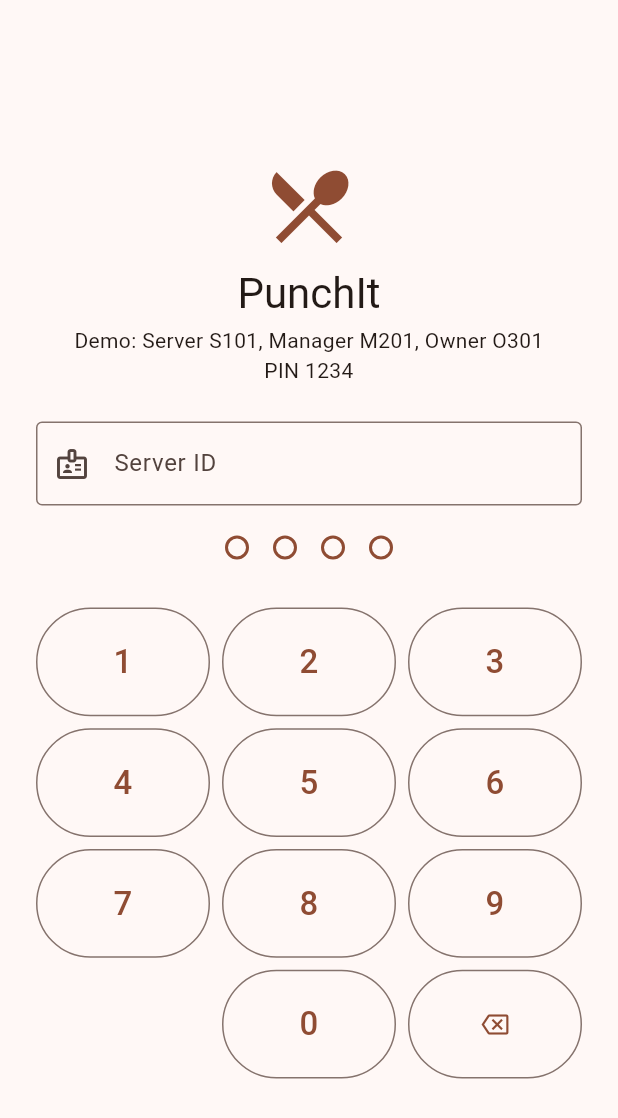
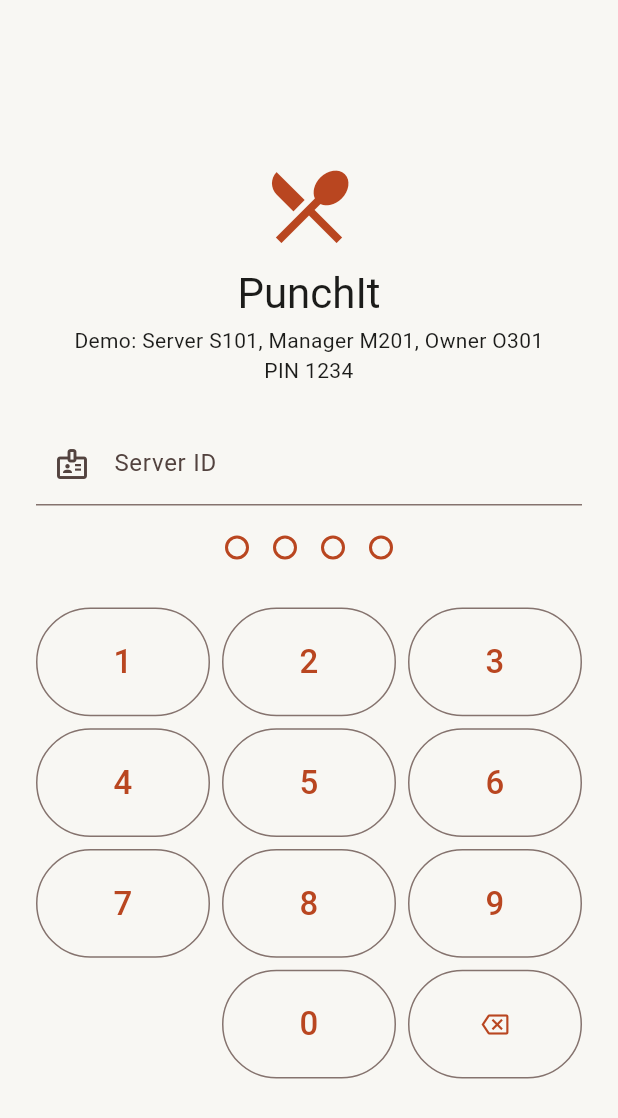
Before and after one commit to zainkhan-bit/punchit, a Flutter app: the screen it shows after launch, on a phone screen of 412 x 824 dp. Shown: the top 1118 px of the screen. Run offline on Flutter 3.47's test engine with Material 3 defaults, Android fonts, the phone set to English and light mode, and no system bars.

Commit message:
CHANGES in app theme

```diff
--- a/app/lib/main.dart
+++ b/app/lib/main.dart
@@ -1,23 +1,10 @@
 import 'package:flutter/material.dart';
-import 'package:provider/provider.dart';
 
-import 'core/app_theme.dart';
-import 'data/mock_pos_repository.dart';
-import 'data/pos_repository.dart';
-import 'providers/order_provider.dart';
 import 'screens/login_screen.dart';
+import 'theme/app_theme.dart';
 
 void main() {
-  runApp(
-    MultiProvider(
-      providers: [
-
-        Provider<PosRepository>(create: (_) => MockPosRepository()),
-        ChangeNotifierProvider(create: (_) => OrderProvider()),
-      ],
-      child: const PunchItApp(),
-    ),
-  );
+  runApp(const PunchItApp());
 }
 
 class PunchItApp extends StatelessWidget {
@@ -26,8 +13,8 @@ class PunchItApp extends StatelessWidget {
   @override
   Widget build(BuildContext context) {
     return MaterialApp(
+      debugShowCheckedModeBanner: false,
       title: 'PunchIt',
-      debugShowCheckedModeBanner: false,
       theme: AppTheme.light,
       home: const LoginScreen(),
     );
--- /dev/null
+++ b/app/lib/theme/app_colors.dart
@@ -0,0 +1,17 @@
+import 'package:flutter/material.dart';
+class AppColors {
+  AppColors._();
+
+  static const background = Color(0xFFF8F7F3);
+  static const card = Colors.white;
+  static const primary = Color(0xFFB94620);
+  static const darkGreen = Color(0xFF1F3B2B);
+  static const green = Color(0xFF2A7152);
+  static const successBg = Color(0xFFE9F4EA);
+  static const peach = Color(0xFFFFF0E5);
+  static const warningBg = Color(0xFFFFF6DC);
+  static const warningText = Color(0xFF8A6A1F);
+  static const textPrimary = Color(0xFF1C1C1A);
+  static const textSecondary = Color(0xFF8A8A84);
+  static const divider = Color(0xFFE6E4DE);
+}
--- /dev/null
+++ b/app/lib/theme/app_theme.dart
@@ -0,0 +1,25 @@
+import 'package:flutter/material.dart';
+
+import 'app_colors.dart';
+
+class AppTheme {
+  AppTheme._();
+
+  static ThemeData get light {
+    final base = ThemeData(
+      useMaterial3: true,
+      scaffoldBackgroundColor: AppColors.background,
+      colorScheme: ColorScheme.fromSeed(
+        seedColor: AppColors.primary,
+        primary: AppColors.primary,
+        surface: AppColors.background,
+      ),
+    );
+    return base.copyWith(
+      textTheme: base.textTheme.apply(
+        bodyColor: AppColors.textPrimary,
+        displayColor: AppColors.textPrimary,
+      ),
+    );
+  }
+}
```
Also changed, not shown: 1 other file.
